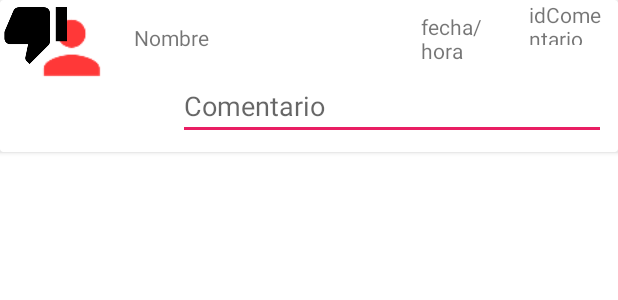
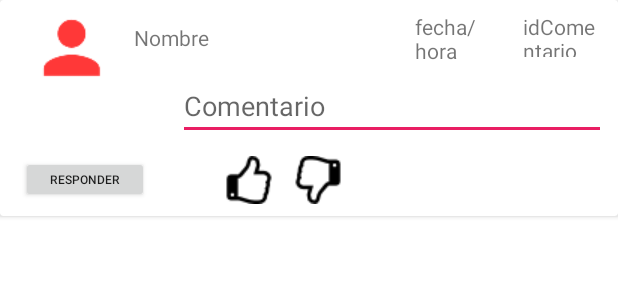
Before and after one commit to nelagalvez1984/AppIncarlopsa, an Android app: the layout comentario.xml on its own in the app's theme, with its tools: preview values and no code run, on a phone screen of 412 x 824 dp. Shown: the top 300 px of the screen. Run offline under Robolectric (Android 15) with nearby library versions, the light colour scheme and no system bars.

Commit message:
comentario modificado loco

```diff
--- a/app/src/main/res/layout/comentario.xml
+++ b/app/src/main/res/layout/comentario.xml
@@ -10,7 +10,7 @@
         android:layout_height="wrap_content">
 
         <ImageView
-            android:id="@+id/foto"
+            android:id="@+id/imgUsuariocomentario"
             android:layout_width="64dp"
             android:layout_height="64dp"
             android:layout_marginLeft="16dp"
@@ -28,12 +28,12 @@
             android:layout_marginTop="8dp"
             android:gravity="left|center"
             android:text="@string/nombre"
-            app:layout_constraintLeft_toRightOf="@+id/foto"
+            app:layout_constraintLeft_toRightOf="@+id/imgUsuariocomentario"
             app:layout_constraintTop_toTopOf="parent"
             tools:ignore="MissingConstraints,RtlHardcoded" />
 
         <TextView
-            android:id="@+id/Fecha"
+            android:id="@+id/txtFechacomentario"
             android:layout_width="64dp"
             android:layout_height="34dp"
             android:layout_marginEnd="8dp"
@@ -50,13 +50,14 @@
             android:id="@+id/editCabeceraChatIdUsuario"
             android:layout_width="51dp"
             android:layout_height="30dp"
-            android:layout_marginEnd="8dp"
+            android:layout_marginEnd="12dp"
+            android:layout_marginTop="8dp"
             android:text="idComentario"
             app:layout_constraintEnd_toEndOf="parent"
-            tools:layout_editor_absoluteY="2dp" />
+            app:layout_constraintTop_toTopOf="parent" />
 
         <EditText
-            android:id="@+id/comentario"
+            android:id="@+id/txtPlaincomentario"
             android:layout_width="285dp"
             android:layout_height="43dp"
             android:layout_marginBottom="8dp"
@@ -68,7 +69,7 @@
             android:inputType="textPersonName"
             app:layout_constraintBottom_toBottomOf="parent"
             app:layout_constraintEnd_toEndOf="parent"
-            app:layout_constraintLeft_toRightOf="@+id/foto"
+            app:layout_constraintLeft_toRightOf="@+id/imgUsuariocomentario"
             app:layout_constraintTop_toBottomOf="@+id/lblCabeceraChatTitulo"
             tools:ignore="RtlHardcoded" />
 
@@ -79,31 +80,43 @@
         android:layout_height="match_parent">
 
         <Button
-            android:id="@+id/button"
+            android:id="@+id/btnResponder"
             android:layout_width="85dp"
             android:layout_height="31dp"
             android:layout_marginEnd="8dp"
+            android:layout_marginStart="8dp"
+            android:layout_marginTop="104dp"
             android:text="responder"
             android:textSize="8sp"
-            app:layout_constraintEnd_toStartOf="@+id/imageView"
-            tools:layout_editor_absoluteY="107dp" />
+            app:layout_constraintEnd_toStartOf="@+id/btnLike"
+            app:layout_constraintHorizontal_bias="0.088"
+            app:layout_constraintStart_toStartOf="parent"
+            app:layout_constraintTop_toTopOf="parent" />
 
         <ImageView
-            android:id="@+id/imageView"
+            android:id="@+id/btnLike"
             android:layout_width="wrap_content"
             android:layout_height="wrap_content"
             android:layout_marginEnd="8dp"
-            app:layout_constraintEnd_toStartOf="@+id/imageView3"
-            app:srcCompat="@mipmap/me_gusta"
-            tools:layout_editor_absoluteY="106dp" />
+            android:layout_marginStart="36dp"
+            android:layout_marginTop="104dp"
+            app:layout_constraintEnd_toStartOf="@+id/btnDislike"
+            app:layout_constraintStart_toEndOf="@+id/btnResponder"
+            app:layout_constraintTop_toTopOf="parent"
+            app:srcCompat="@drawable/me_gusta_web" />
 
         <ImageView
-            android:id="@+id/imageView3"
+            android:id="@+id/btnDislike"
             android:layout_width="wrap_content"
             android:layout_height="wrap_content"
-            app:srcCompat="@mipmap/no_me_gusta"
-            tools:layout_editor_absoluteX="223dp"
-            tools:layout_editor_absoluteY="105dp" />
+            android:layout_marginBottom="8dp"
+            android:layout_marginEnd="184dp"
+            android:layout_marginTop="104dp"
+            app:layout_constraintBottom_toBottomOf="parent"
+            app:layout_constraintEnd_toEndOf="parent"
+            app:layout_constraintTop_toTopOf="parent"
+            app:layout_constraintVertical_bias="1.0"
+            app:srcCompat="@drawable/no_me_gusta_web" />
 
     </android.support.constraint.ConstraintLayout>
 
--- a/app/src/main/res/layout/item_usuariomostrado.xml
+++ b/app/src/main/res/layout/item_usuariomostrado.xml
@@ -10,7 +10,7 @@
         android:layout_height="wrap_content">
 
         <ImageView
-            android:id="@+id/foto"
+            android:id="@+id/imgUsuariocomentario"
             android:layout_width="72dp"
             android:layout_height="71dp"
             android:layout_marginLeft="24dp"
@@ -28,7 +28,7 @@
             android:layout_marginTop="16dp"
             android:gravity="left|center"
             android:text="UserName"
-            app:layout_constraintLeft_toRightOf="@+id/foto"
+            app:layout_constraintLeft_toRightOf="@+id/imgUsuariocomentario"
             app:layout_constraintTop_toTopOf="parent"
             tools:ignore="MissingConstraints,RtlHardcoded" />
 
@@ -42,7 +42,7 @@
             android:text="Nombre y Apellidos"
             app:layout_constraintEnd_toEndOf="parent"
             app:layout_constraintHorizontal_bias="0.177"
-            app:layout_constraintStart_toEndOf="@+id/foto"
+            app:layout_constraintStart_toEndOf="@+id/imgUsuariocomentario"
             app:layout_constraintTop_toBottomOf="@+id/lblCabeceraChatTitulo"
             tools:ignore="MissingConstraints,RtlHardcoded" />
 
```
Also changed, not shown: app/src/main/res/drawable/me_gusta_web.png, app/src/main/res/drawable/no_me_gusta_web.png.
